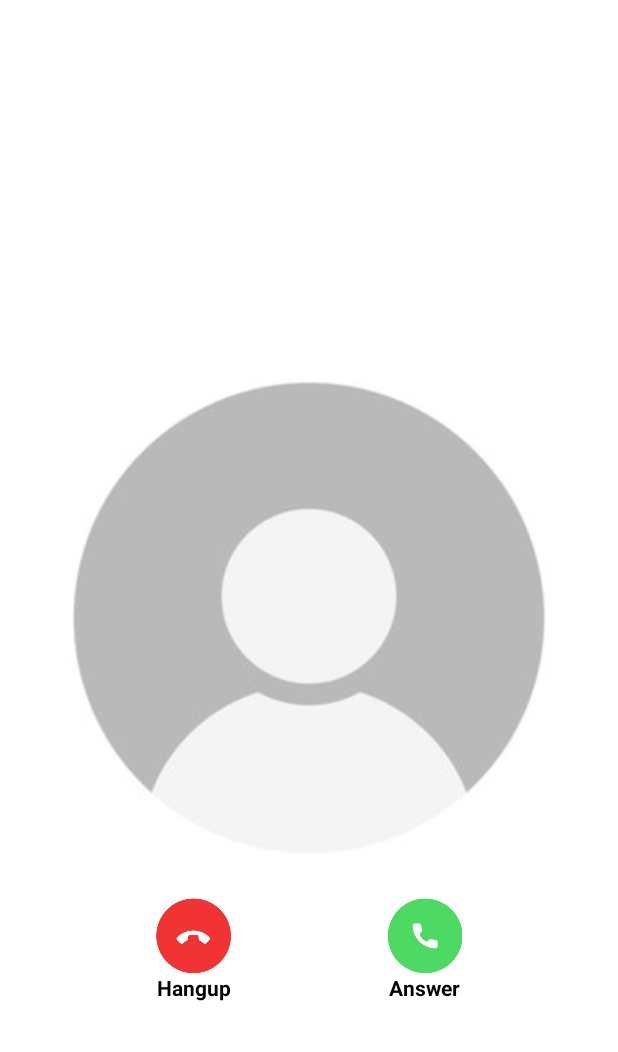
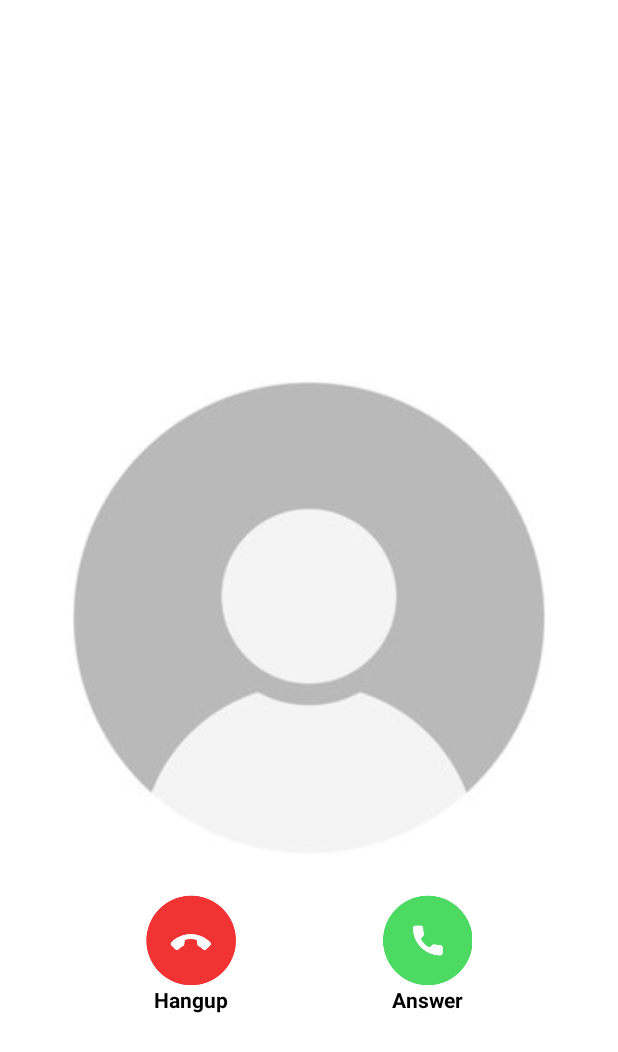
Before and after one commit to developer-espark/Ringer-Interactive-Android, an Android app: the CallActivity screen opened directly, with no data from a screen before it, on a phone screen of 412 x 824 dp. Shown: the top 1052 px of the screen. Run offline under Robolectric (Android 15) with nearby library versions, the phone set to English and light mode, and no system bars; our stand-ins replace RxJava; 2 statements that could not run were skipped.

Commit message:
06-01-2022 - UI Changes

```diff
--- a/RingerInteractive/src/main/java/com/ringer/interactive/call/AuthAPICall.kt
+++ b/RingerInteractive/src/main/java/com/ringer/interactive/call/AuthAPICall.kt
@@ -246,6 +246,8 @@ class AuthAPICall {
         tokenBaseUrl: String,
         storeContact: StoreContact
     ) {
+        try {
+
 
             lateinit var call: Call<ResponseBody>
             val api: Api = Connection().getCon(context, tokenBaseUrl)
@@ -256,7 +258,10 @@ class AuthAPICall {
             )
             numberList.clear()
             call.enqueue(object : javax.security.auth.callback.Callback, Callback<ResponseBody> {
-            override fun onResponse(call: Call<ResponseBody>, response: Response<ResponseBody>) {
+                override fun onResponse(
+                    call: Call<ResponseBody>,
+                    response: Response<ResponseBody>
+                ) {
 
                     try {
 
@@ -280,6 +285,9 @@ class AuthAPICall {
 
                 }
             })
+        } catch (e: Exception) {
+
+        }
     }
 
     @SuppressLint("Range")
@@ -389,6 +397,9 @@ class AuthAPICall {
         storeContact: StoreContact,
         company_name: String
     ) {
+        try {
+
+
             Log.e("numberListSize", "" + numberList.size)
             Log.e("numberListSize123", "" + Gson().toJson(numberList))
             if (numberList.size > 0) {
@@ -464,7 +475,9 @@ class AuthAPICall {
             //Get Call Detail
 
             getCallDetails(context, storeContact)
+        } catch (e: Exception) {
 
+        }
     }
 
     fun getCallDetails(context: Context, storeContact: StoreContact) {
--- a/RingerInteractive/src/main/java/com/ringer/interactive/sdkCall/CallActivity.java
+++ b/RingerInteractive/src/main/java/com/ringer/interactive/sdkCall/CallActivity.java
@@ -10,6 +10,7 @@ import android.content.Intent;
 import android.database.Cursor;
 import android.graphics.Bitmap;
 import android.graphics.BitmapFactory;
+import android.graphics.Typeface;
 import android.net.Uri;
 import android.os.Bundle;
 import android.provider.ContactsContract;
@@ -46,9 +47,12 @@ public class CallActivity extends AppCompatActivity {
     ImageView img_profile;
     TextView txt_answer;
     TextView txt_hangup;
+    TextView callNumber;
+    TextView callstate;
+
 
     private CompositeDisposable disposables;
-    private String number, contactId, name;
+    private String number, contactId, name="";
     private OngoingCall ongoingCall;
     InputStream photo_stream;
 
@@ -65,6 +69,8 @@ public class CallActivity extends AppCompatActivity {
         img_profile = findViewById(R.id.img_profile);
         txt_answer = findViewById(R.id.txt_answer);
         txt_hangup = findViewById(R.id.txt_hangup);
+        callNumber = findViewById(R.id.callNumber);
+        callstate = findViewById(R.id.callstate);
 
         ongoingCall = new OngoingCall();
         disposables = new CompositeDisposable();
@@ -146,7 +152,20 @@ public class CallActivity extends AppCompatActivity {
     @SuppressLint("SetTextI18n")
     private Consumer<? super Integer> updateUi(Integer state) {
 
-        callInfo.setText(asString(state) + "\n" + number + "\n" + name);
+        callInfo.setText(name);
+
+        callNumber.setText(number);
+        callstate.setText(asString(state));
+        if (name.equals("")){
+            callInfo.setVisibility(View.GONE);
+            callNumber.setTextSize(25f);
+            callNumber.setTypeface(Typeface.DEFAULT_BOLD);
+        }else {
+            callInfo.setVisibility(View.VISIBLE);
+            callNumber.setTextSize(18f);
+            callNumber.setTypeface(Typeface.DEFAULT);
+        }
+//        callInfo.setText(name + "\n" +number +"\n"+asString(state));
 //        callInfo.setText(name + "\n" + number);
 
         if (state != Call.STATE_RINGING) {
--- a/RingerInteractive/src/main/res/layout/activity_call.xml
+++ b/RingerInteractive/src/main/res/layout/activity_call.xml
@@ -4,35 +4,62 @@
     xmlns:tools="http://schemas.android.com/tools"
     android:layout_width="match_parent"
     android:layout_height="match_parent"
-    android:background="@android:color/white"
-    >
+    android:background="@android:color/white">
 
     <ImageView
         android:id="@+id/img_profile"
-        android:src="@drawable/download"
         android:layout_width="match_parent"
         android:layout_height="match_parent"
-        app:layout_constraintStart_toStartOf="parent"
-        app:layout_constraintBottom_toBottomOf="parent"/>
+        android:src="@drawable/download"
+        app:layout_constraintBottom_toBottomOf="parent"
+        app:layout_constraintStart_toStartOf="parent" />
 
     <TextView
         android:id="@+id/callInfo"
         android:layout_width="wrap_content"
         android:layout_height="wrap_content"
         android:gravity="center"
+        android:textColor="@android:color/black"
+        android:textSize="25sp"
+        android:textStyle="bold"
         app:layout_constraintBottom_toBottomOf="parent"
         app:layout_constraintLeft_toLeftOf="parent"
         app:layout_constraintRight_toRightOf="parent"
         app:layout_constraintTop_toTopOf="parent"
+        />
+
+    <TextView
+        android:id="@+id/callNumber"
+        android:layout_width="wrap_content"
+        android:layout_height="wrap_content"
+        android:gravity="center"
         android:textColor="@android:color/black"
-        android:textStyle="bold"
+        android:textSize="18sp"
+        android:textStyle="normal"
+        android:layout_marginTop="5dp"
+        app:layout_constraintTop_toBottomOf="@+id/callInfo"
+        app:layout_constraintLeft_toLeftOf="parent"
+        app:layout_constraintRight_toRightOf="parent"
+        />
+
+    <TextView
+        android:id="@+id/callstate"
+        android:layout_width="wrap_content"
+        android:layout_height="wrap_content"
+        android:gravity="center"
+        android:textColor="@android:color/black"
         android:textSize="16sp"
-        tools:text="Hello World!" />
+        android:layout_marginTop="5dp"
+        android:textStyle="normal"
+        app:layout_constraintLeft_toLeftOf="parent"
+        app:layout_constraintRight_toRightOf="parent"
+        app:layout_constraintTop_toBottomOf="@+id/callNumber"
+       />
 
     <androidx.appcompat.widget.AppCompatButton
         android:id="@+id/answer"
-        android:layout_width="50dp"
-        android:layout_height="50dp"
+        android:layout_width="60dp"
+        android:layout_height="60dp"
         android:background="@drawable/img_call_green"
         android:onClick="onAnswerClicked"
         app:layout_constraintBaseline_toBaselineOf="@+id/hangup"
@@ -53,8 +80,8 @@
 
     <androidx.appcompat.widget.AppCompatButton
         android:id="@+id/hangup"
-        android:layout_width="50dp"
-        android:layout_height="50dp"
+        android:layout_width="60dp"
+        android:layout_height="60dp"
         android:background="@drawable/img_call_red"
         android:onClick="onHangupClicked"
         app:layout_constraintBottom_toBottomOf="parent"
@@ -75,18 +102,17 @@
         app:layout_constraintTop_toBottomOf="@id/hangup" />
 
 
-
     <Button
         android:id="@+id/btn_mute"
         android:layout_width="wrap_content"
         android:layout_height="wrap_content"
+        android:onClick="onMuted"
         android:text="Mute"
+        android:textAllCaps="false"
+        android:textColor="@android:color/black"
+        android:textSize="14sp"
+        android:textStyle="normal"
         android:visibility="gone"
-        android:onClick="onMuted"
-        android:textAllCaps="false"
-        android:textSize="14sp"
-        android:textColor="@android:color/black"
-        android:textStyle="normal"
         tools:ignore="MissingConstraints" />
 
 
--- a/app/src/main/AndroidManifest.xml
+++ b/app/src/main/AndroidManifest.xml
@@ -13,6 +13,7 @@
         android:label="@string/app_name"
         android:roundIcon="@mipmap/ic_launcher_round"
         android:supportsRtl="true"
+        android:largeHeap="true"
         android:theme="@style/Theme.Ringer">
         <activity
             android:name=".ThankYouScreen"
```
Lines whose indentation alone changed are shown as unchanged.
